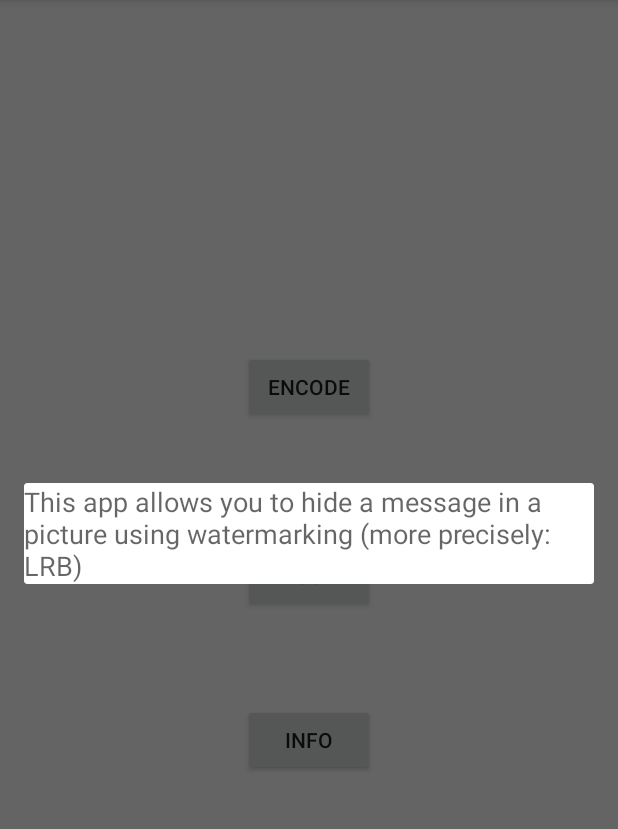
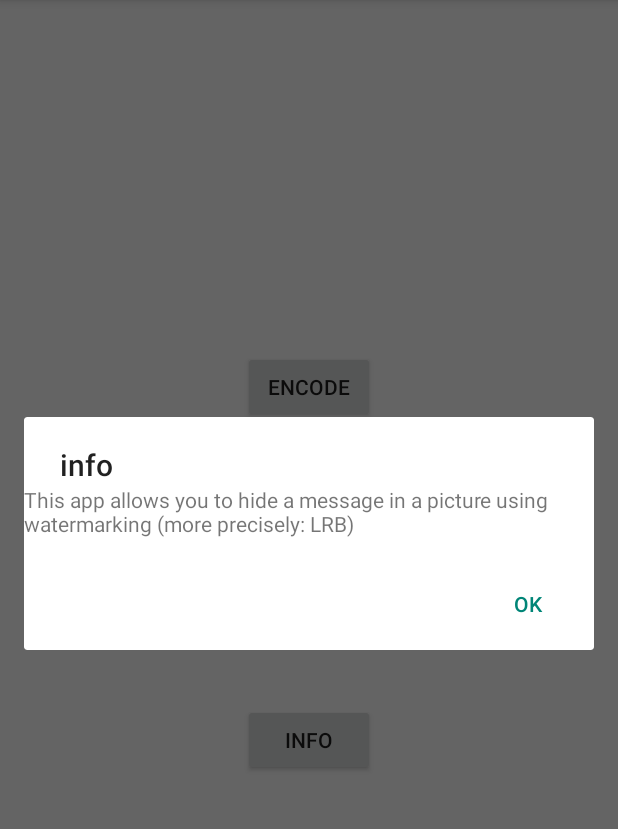
Before and after one commit to Saluki/stegano-app, an Android app: the screen it shows after launch (MainActivity), after a tap on "INFO", on a phone screen of 412 x 824 dp, the part 84-913 px from its top. Run offline under Robolectric (Android 15) with nearby library versions, the phone set to English and light mode, and no system bars.

Commit message:
- added front-end decoding implementation - added utils package for multiple-use methods

```diff
--- a/app/src/main/java/ovh/gorillahack/steganoapp/MainActivity.java
+++ b/app/src/main/java/ovh/gorillahack/steganoapp/MainActivity.java
@@ -1,6 +1,5 @@
 package ovh.gorillahack.steganoapp;
 
-import android.app.Dialog;
 import android.content.Intent;
 import android.os.Bundle;
 import android.support.v7.app.AppCompatActivity;
@@ -8,6 +7,8 @@ import android.view.Menu;
 import android.view.MenuItem;
 import android.view.View;
 import android.widget.Button;
+
+import ovh.gorillahack.steganoapp.utils.Utils;
 
 public class MainActivity extends AppCompatActivity {
 
@@ -37,10 +38,7 @@ public class MainActivity extends AppCompatActivity {
     }
 
     public void showInfo(View v) {
-        Dialog dialog = new Dialog(this);
-        dialog.setContentView(R.layout.dialog);
-        dialog.setTitle(R.string.info);
-        dialog.show();
+        Utils.buildTextViewPopUp(this, getString(R.string.informations));
     }
 
     @Override
--- /dev/null
+++ b/app/src/main/java/ovh/gorillahack/steganoapp/utils/Utils.java
@@ -0,0 +1,31 @@
+package ovh.gorillahack.steganoapp.utils;
+
+import android.app.AlertDialog;
+import android.content.Context;
+import android.content.DialogInterface;
+import android.widget.TextView;
+
+import ovh.gorillahack.steganoapp.R;
+
+/**
+ * Created by javi on 16.11.15.
+ */
+public class Utils {
+    public static void buildTextViewPopUp(Context c, String text) {//TODO: add title in parameters
+        final AlertDialog.Builder builder = new AlertDialog.Builder(c);
+        builder.setTitle(R.string.info);
+
+        // Set up the input
+        final TextView toShow = new TextView(c);
+        toShow.setText(text);
+        builder.setView(toShow);
+
+        // Set up the buttons
+        builder.setPositiveButton(R.string.ok, new DialogInterface.OnClickListener() {
+            @Override
+            public void onClick(DialogInterface dialog, int which) {
+            }
+        });
+        builder.show();
+    }
+}
```
Also changed, not shown: app/src/main/java/ovh/gorillahack/steganoapp/ChoosePic.java (+5 -21 lines), app/src/main/java/ovh/gorillahack/steganoapp/ShowGallery.java (+3 -5 lines).
